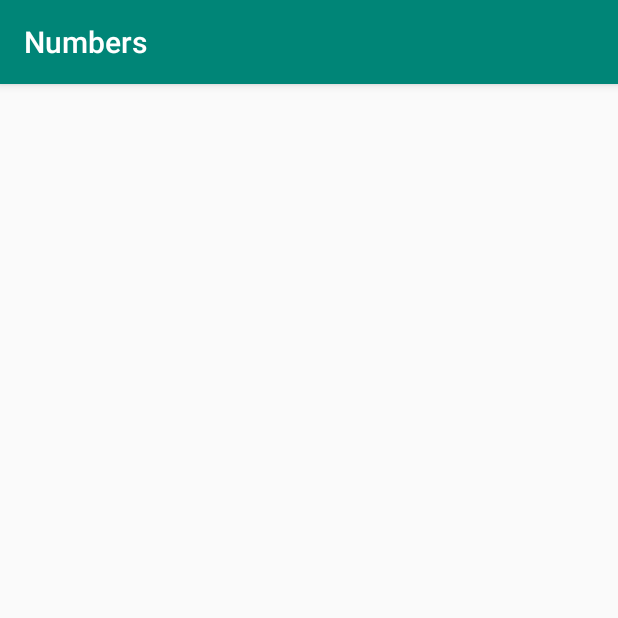
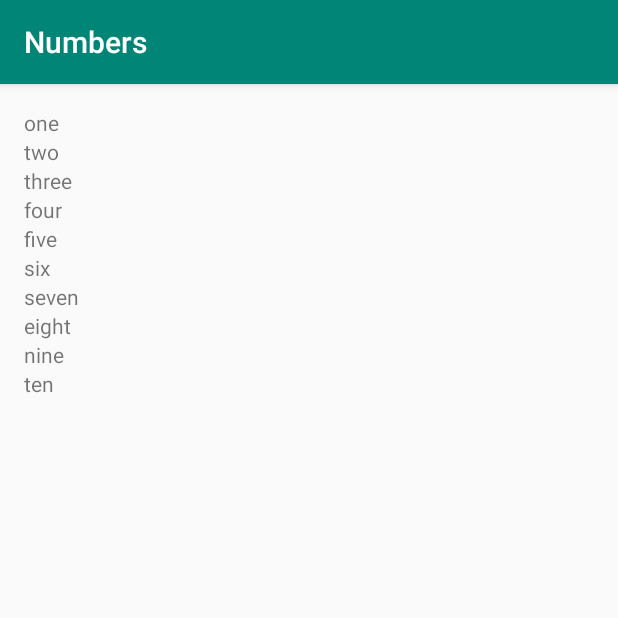
Before and after one commit to swapnil20711/Android-apps, an Android app: the NumbersActivity screen opened directly, with no data from a screen before it, on a phone screen of 412 x 824 dp, the top half of it. Run offline under Robolectric (Android 15) with nearby library versions, the phone set to English and light mode, and no system bars.

Commit message:
Displaying array list in number activity

```diff
--- a/Miwok/app/src/main/java/com/swapnil/miwok/NumbersActivity.java
+++ b/Miwok/app/src/main/java/com/swapnil/miwok/NumbersActivity.java
@@ -4,6 +4,8 @@ import androidx.appcompat.app.AppCompatActivity;
 
 import android.os.Bundle;
 import android.util.Log;
+import android.widget.LinearLayout;
+import android.widget.TextView;
 
 import java.lang.reflect.Array;
 import java.util.ArrayList;
@@ -17,8 +19,11 @@ public class NumbersActivity extends AppCompatActivity {
     protected void onCreate(Bundle savedInstanceState) {
         super.onCreate(savedInstanceState);
         setContentView(R.layout.activity_numbers);
+        LinearLayout RootView = (LinearLayout) findViewById(R.id.rootView);
         for (int i = 0; i < words.size(); i++) {
-            Log.v("NumbersActivity", words.get(i));
+            TextView display = new TextView(this);
+            display.setText(words.get(i));
+            RootView.addView(display);
         }
     }
 }
--- a/Miwok/app/src/main/res/layout/activity_numbers.xml
+++ b/Miwok/app/src/main/res/layout/activity_numbers.xml
@@ -6,4 +6,11 @@
     android:layout_height="match_parent"
     tools:context=".FamilyActivity">
 
+    <LinearLayout
+        android:id="@+id/rootView"
+        android:layout_width="match_parent"
+        android:layout_height="match_parent"
+        android:orientation="vertical"
+        android:padding="16dp"></LinearLayout>
+
 </androidx.constraintlayout.widget.ConstraintLayout>
```
